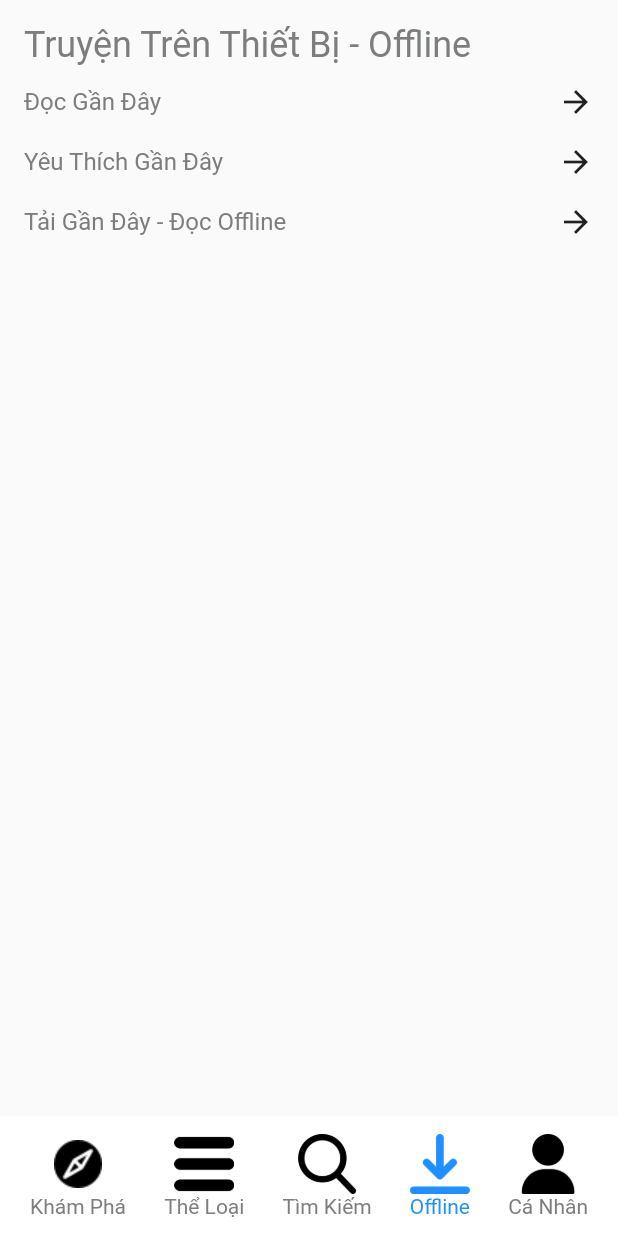
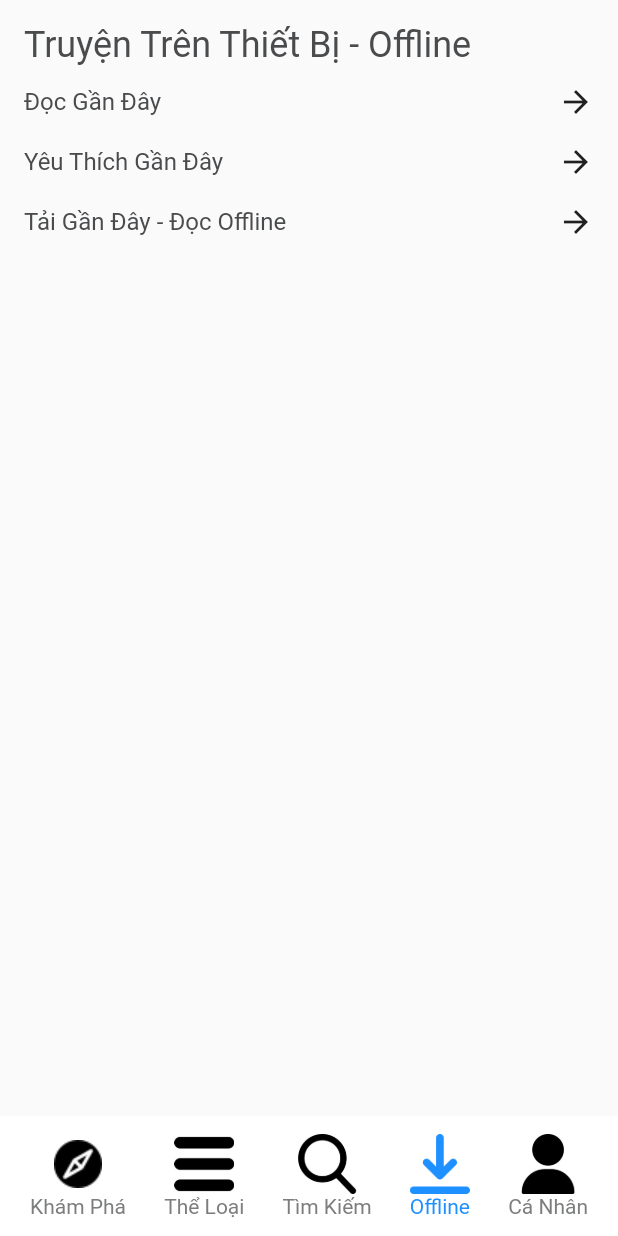
Before and after one commit to KingBum/TYT_Ebook, a Flutter app: the DownloadScreen screen opened by its route, on a phone screen of 412 x 824 dp. Run offline on Flutter 3.47's test engine with Material 2 defaults, Android fonts, the light colour scheme and no system bars; Roboto replaces fonts that are missing (Metropolis).

Commit message:
done 91%

```diff
--- a/lib/screens/downloadScreen.dart
+++ b/lib/screens/downloadScreen.dart
@@ -27,11 +27,11 @@ class _DownloadScreenState extends State<DownloadScreen> {
                   child: Column(
                     crossAxisAlignment: CrossAxisAlignment.start,
                     children: [
-                      Text("Truyện Trên Thiết Bị - Offline", style: TextStyle(fontSize: 24),),
+                      Text("Truyện Trên Thiết Bị - Offline", style: TextStyle(fontSize: 24, color: AppColor.primary),),
                       SizedBox(height: 12,),
                       Row(
                         children: [
-                          Text("Đọc Gần Đây", style: TextStyle(fontSize: 16),),
+                          Text("Đọc Gần Đây", style: TextStyle(fontSize: 16, color: AppColor.primary),),
                           Spacer(),
                           Icon(Icons.arrow_forward)
                         ],
@@ -39,7 +39,7 @@ class _DownloadScreenState extends State<DownloadScreen> {
                       SizedBox(height: 16,),
                       Row(
                         children: [
-                          Text("Yêu Thích Gần Đây", style: TextStyle(fontSize: 16),),
+                          Text("Yêu Thích Gần Đây", style: TextStyle(fontSize: 16, color: AppColor.primary),),
                           Spacer(),
                           Icon(Icons.arrow_forward)
                         ],
@@ -47,7 +47,7 @@ class _DownloadScreenState extends State<DownloadScreen> {
                       SizedBox(height: 16,),
                       Row(
                         children: [
-                          Text("Tải Gần Đây - Đọc Offline", style: TextStyle(fontSize: 16),),
+                          Text("Tải Gần Đây - Đọc Offline", style: TextStyle(fontSize: 16, color: AppColor.primary),),
                           Spacer(),
                           Icon(Icons.arrow_forward)
                         ],
--- a/lib/screens/menuScreen.dart
+++ b/lib/screens/menuScreen.dart
@@ -68,14 +68,15 @@ class _MenuScreenState extends State<MenuScreen> {
                           // Generate 100 widgets that display their index in the List.
                           children: widgetList.map((String value) {
                             return new Container(
-                              color: AppColor.blue,
+                              color: AppColor.placeholder,
                               margin: new EdgeInsets.all(4.0),
                               child: new Center(
                                 child: new Text(
                                   value,
                                   style: new TextStyle(
                                     fontSize: 16.0,
-                                    color: Colors.white,
+                                    color: Colors.black87,
+                                    fontWeight: FontWeight.bold,
                                   ),
                                 ),
                               ),
```
